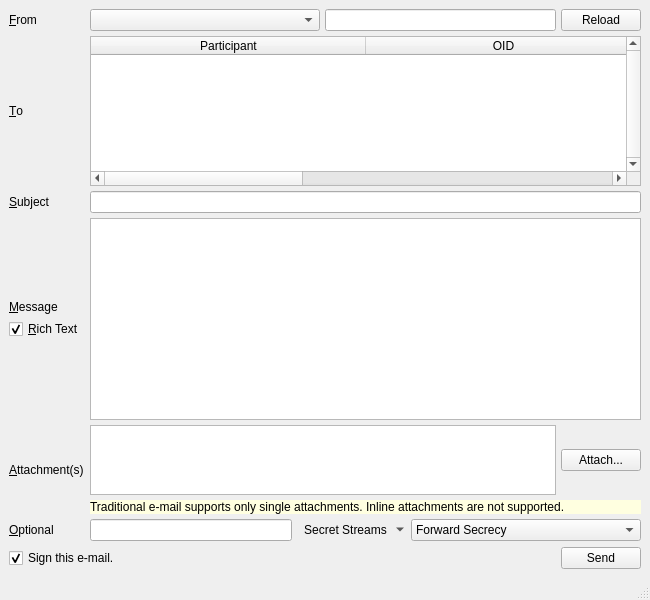
Above: branches/trunk/UI/spot-on-emailwindow.ui from textbrowser/spot-on before the change. Below: the same form after it.
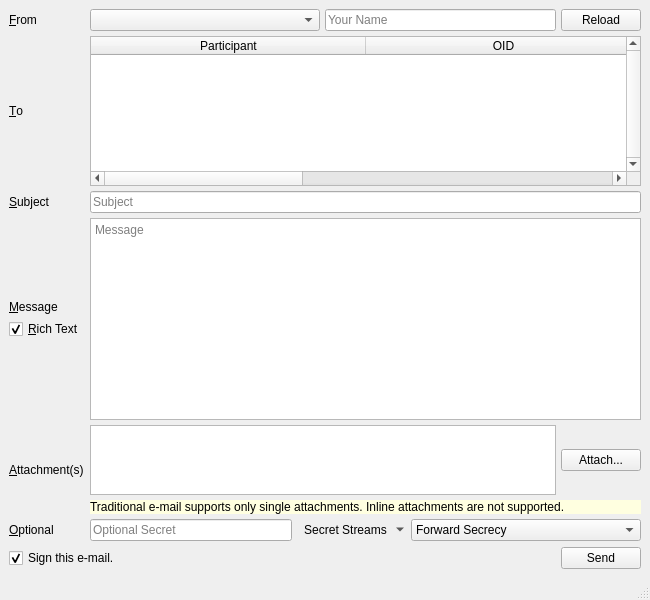
That is the form after the change. Icons and pictures are not drawn.

What changed in the file:
```diff
--- a/branches/trunk/UI/spot-on-emailwindow.ui
+++ b/branches/trunk/UI/spot-on-emailwindow.ui
@@ -48,7 +48,11 @@
        </widget>
       </item>
       <item row="2" column="1">
-       <widget class="QLineEdit" name="outgoingSubject"/>
+       <widget class="QLineEdit" name="outgoingSubject">
+        <property name="placeholderText">
+         <string>Subject</string>
+        </property>
+       </widget>
       </item>
       <item row="3" column="0">
        <layout class="QVBoxLayout" name="verticalLayout_71">
@@ -134,7 +138,11 @@
          </widget>
         </item>
         <item>
-         <widget class="QLineEdit" name="emailNameEditable"/>
+         <widget class="QLineEdit" name="emailNameEditable">
+          <property name="placeholderText">
+           <string>Your Name</string>
+          </property>
+         </widget>
         </item>
         <item>
          <widget class="QPushButton" name="reloadEmailNames">
@@ -256,6 +264,9 @@
           <property name="toolTip">
            <string>&lt;html&gt;&lt;head/&gt;&lt;body&gt;&lt;p&gt;Bundle the e-mail components in an additional layer of AES-256 encryption and SHA-512 authentication. The first ninety-six characters will be consumed. Do remember to notify all recipients of the Gold Bug.&lt;/p&gt;&lt;/body&gt;&lt;/html&gt;</string>
           </property>
+          <property name="placeholderText">
+           <string>Optional Secret</string>
+          </property>
          </widget>
         </item>
         <item>
@@ -321,6 +332,9 @@
         <property name="textInteractionFlags">
          <set>Qt::TextEditorInteraction</set>
         </property>
+        <property name="placeholderText">
+         <string>Message</string>
+        </property>
        </widget>
       </item>
       <item row="4" column="0">
```
